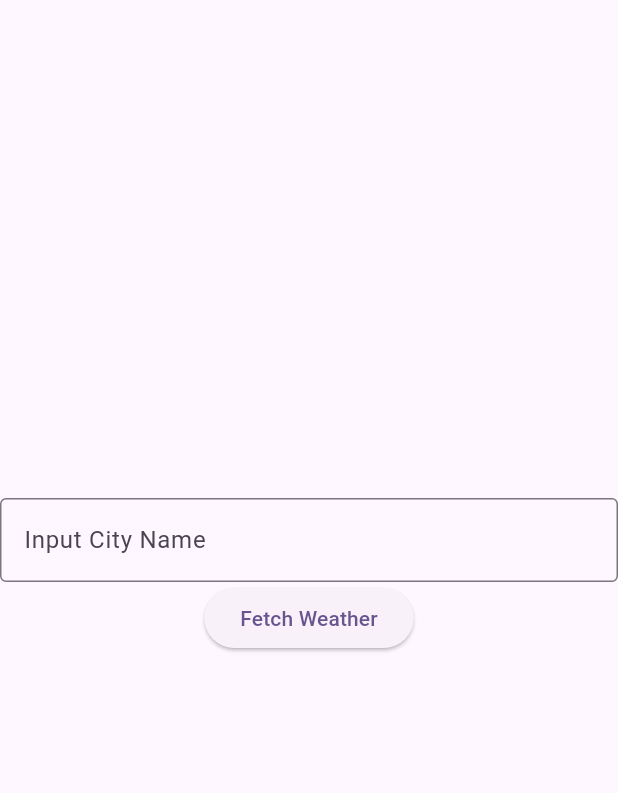
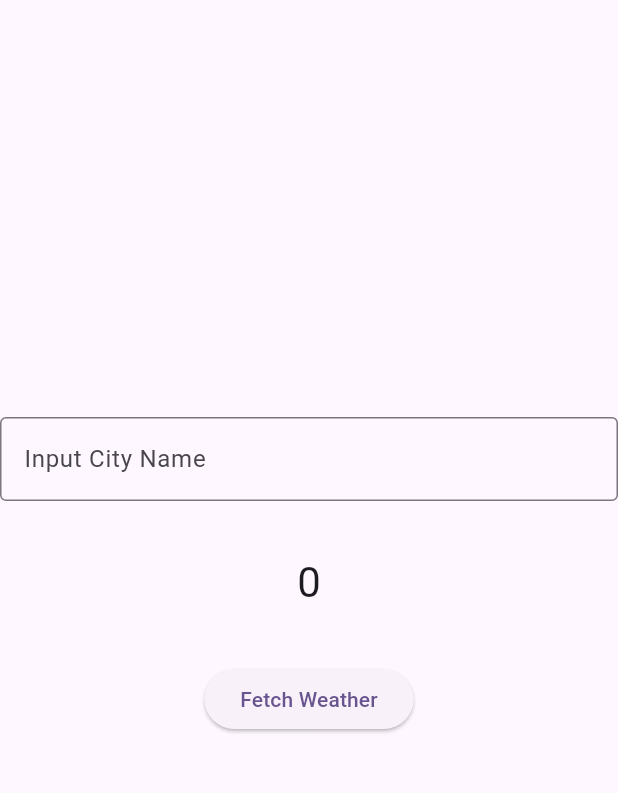
Before and after one commit to mnewby4/weather_info_app, a Flutter app: the screen it shows after launch, on a phone screen of 412 x 824 dp, the part 84-877 px from its top. Run offline on Flutter 3.47's test engine with Material 3 defaults, Android fonts, the phone set to English and light mode, and no system bars.

Commit message:
Displays weather information

```diff
--- a/lib/main.dart
+++ b/lib/main.dart
@@ -16,7 +16,21 @@ class MyApp extends StatelessWidget {
     return MaterialApp(
       title: 'Flutter Demo',
       theme: ThemeData(
-
+        // This is the theme of your application.
+        //
+        // TRY THIS: Try running your application with "flutter run". You'll see
+        // the application has a purple toolbar. Then, without quitting the app,
+        // try changing the seedColor in the colorScheme below to Colors.green
+        // and then invoke "hot reload" (save your changes or press the "hot
+        // reload" button in a Flutter-supported IDE, or press "r" if you used
+        // the command line to start the app).
+        //
+        // Notice that the counter didn't reset back to zero; the application
+        // state is not lost during the reload. To reset the state, use hot
+        // restart instead.
+        //
+        // This works for code too, not just values: Most code changes can be
+        // tested with just a hot reload.
         colorScheme: ColorScheme.fromSeed(seedColor: Colors.deepPurple),
         useMaterial3: true,
       ),
@@ -27,6 +41,16 @@ class MyApp extends StatelessWidget {
 
 class MyHomePage extends StatefulWidget {
   const MyHomePage({super.key, required this.title});
+
+  // This widget is the home page of your application. It is stateful, meaning
+  // that it has a State object (defined below) that contains fields that affect
+  // how it looks.
+
+  // This class is the configuration for the state. It holds the values (in this
+  // case the title) provided by the parent (in this case the App widget) and
+  // used by the build method of the State. Fields in a Widget subclass are
+  // always marked "final".
+
   final String title;
 
   @override
@@ -42,6 +66,11 @@ class _MyHomePageState extends State<MyHomePage> {
 
   /*void _incrementCounter() {
     setState(() {
+      // This call to setState tells the Flutter framework that something has
+      // changed in this State, which causes it to rerun the build method below
+      // so that the display can reflect the updated values. If we changed
+      // _counter without calling setState(), then the build method would not be
+      // called again, and so nothing would appear to happen.
       _counter++;
     });
   }*/
@@ -51,8 +80,6 @@ class _MyHomePageState extends State<MyHomePage> {
       _cityName = text1.text;
       _temperature = Random().nextInt(15) + 15;
       _condition = weatherOptions[Random().nextInt(weatherOptions.length)];
-      print(_cityName + '$_temperature' + _condition);
-      //Text('$_condition');
     });
   }
 
@@ -76,7 +103,18 @@ class _MyHomePageState extends State<MyHomePage> {
                 ),
                 controller: text1,
             ),
-            //Insert display info here once simulation is complete
+            Text(
+              _cityName,
+              style: Theme.of(context).textTheme.headlineMedium,
+            ),
+            Text(
+              '$_temperature',
+              style: Theme.of(context).textTheme.headlineMedium,
+            ),
+            Text(
+              _condition,
+              style: Theme.of(context).textTheme.headlineMedium,
+            ),
             ElevatedButton(
               onPressed: _fetchWeather,
               child: const Text('Fetch Weather'))
```
